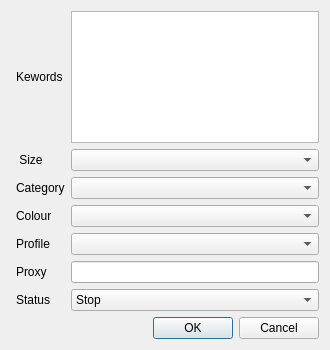
phongtran0715/shoppingbot, file supreme/view/new_keyword_dialog.ui: the form before one commit.
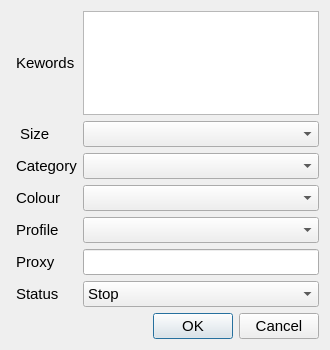
The form after the commit.

```diff
--- a/supreme/view/new_keyword_dialog.ui
+++ b/supreme/view/new_keyword_dialog.ui
@@ -10,6 +10,11 @@
     <height>350</height>
    </rect>
   </property>
+  <property name="font">
+   <font>
+    <pointsize>11</pointsize>
+   </font>
+  </property>
   <property name="windowTitle">
    <string>Dialog</string>
   </property>
```
